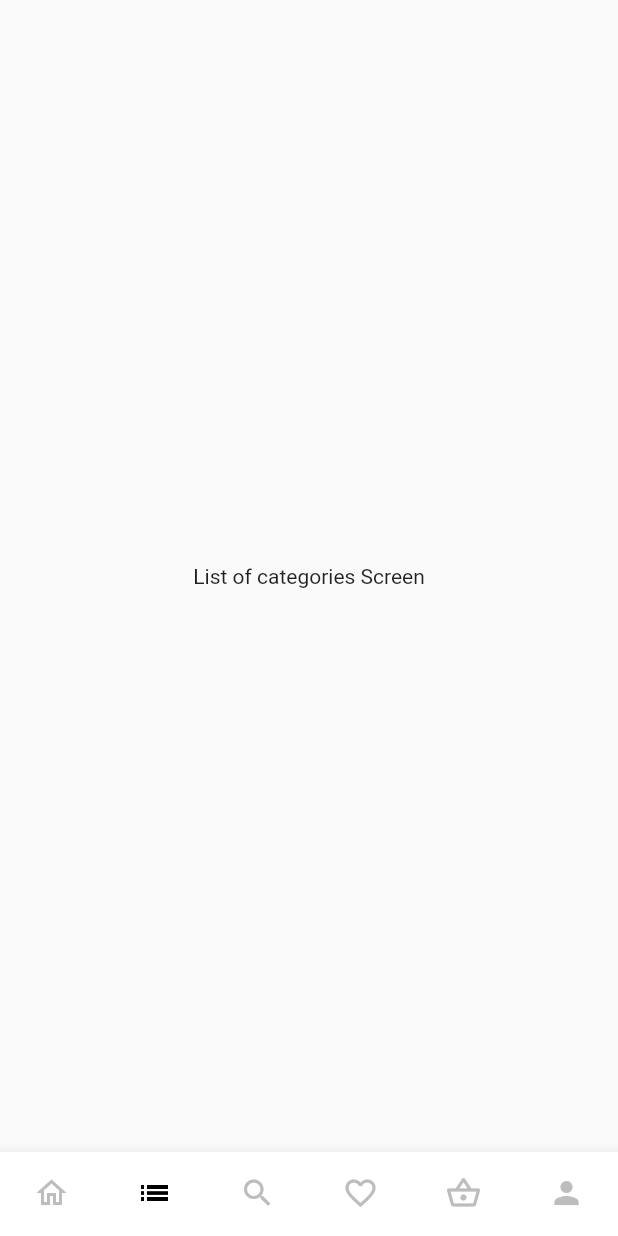
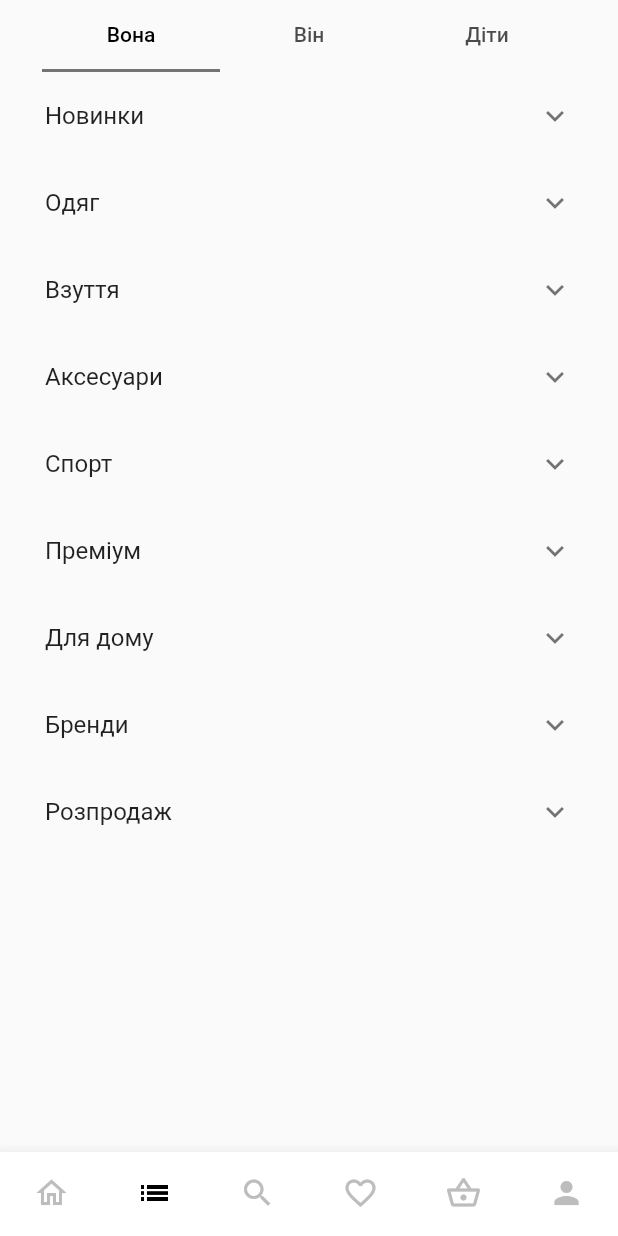
Before and after one commit to OleksandrGai/flutter_shop, a Flutter app: the screen it shows after launch, item 2 of the bottom bar chosen, on a phone screen of 412 x 824 dp. Run offline on Flutter 3.47's test engine with Material 2 defaults, Android fonts, the phone set to English and light mode, and no system bars; our stand-ins replace bloc, flutter_bloc; Roboto replaces fonts that are missing (Gill Sans).

Commit message:
simple screen layout

```diff
--- a/lib/navigation/navigation_bar.dart
+++ b/lib/navigation/navigation_bar.dart
@@ -3,7 +3,7 @@ import 'package:flutter_shop_app/screens/home_screen_directory/home_screen.dart'
 
 import '../screens/basket_screen_directory/basket_screen.dart';
 import '../screens/favorits_screen_directory/favorite_screen.dart';
-import '../screens/list_of_categories_screen_directory/list_of_categories_sreen.dart';
+import '../screens/list_of_categories_screen_directory/list_of_categories_screen.dart';
 import '../screens/person_screen_directory/person_screen.dart';
 import '../screens/search_screen_directory/search_screen.dart';
 
--- /dev/null
+++ b/lib/screens/list_of_categories_screen_directory/list_of_categories_screen.dart
@@ -0,0 +1,23 @@
+import 'package:flutter/material.dart';
+
+import '../../widgets/list_of_categories_widgets/list_of_categories_tab_bar.dart';
+
+class ListOfCategoriesScreen extends StatelessWidget {
+  const ListOfCategoriesScreen({super.key});
+
+  @override
+  Widget build(BuildContext context) {
+    return const Scaffold(
+      body: SafeArea(
+        child: Column(
+          children: [
+            Padding(
+              padding: EdgeInsets.only(left: 14, right: 14),
+              child: ListOfCategoriesTabBar(),
+            ),
+          ],
+        ),
+      ),
+    );
+  }
+}
--- a/lib/screens/list_of_categories_screen_directory/list_of_categories_sreen.dart
+++ /dev/null
@@ -1,16 +0,0 @@
-import 'package:flutter/material.dart';
-
-class ListOfCategoriesScreen extends StatelessWidget {
-  const ListOfCategoriesScreen({super.key});
-
-  @override
-  Widget build(BuildContext context) {
-    return const Scaffold(
-      body: SafeArea(
-        child: Center(
-          child: Text('List of categories Screen'),
-        ),
-      ),
-    );
-  }
-}
--- /dev/null
+++ b/lib/widgets/list_of_categories_widgets/list_of_categories.dart
@@ -0,0 +1,35 @@
+import 'package:flutter/material.dart';
+
+import '../../model/products_data.dart';
+
+class ListOfCategories extends StatelessWidget {
+  ListOfCategories({super.key});
+
+  final List<Products> _productsCategory = [
+    TestProducts('Новинки'),
+    TestProducts('Одяг'),
+    TestProducts('Взуття'),
+    TestProducts('Аксесуари'),
+    TestProducts('Спорт'),
+    TestProducts('Преміум'),
+    TestProducts('Для дому'),
+    TestProducts('Бренди'),
+    TestProducts('Розпродаж'),
+  ];
+
+  @override
+  Widget build(BuildContext context) {
+    return ListView.builder(
+        itemCount: _productsCategory.length,
+        itemBuilder: (context, index) {
+          return ExpansionTile(
+            title: Text(_productsCategory[index].typeOfProducts),
+            children: [
+              Text(
+                _productsCategory.toString(),
+              )
+            ],
+          );
+        });
+  }
+}
--- /dev/null
+++ b/lib/widgets/list_of_categories_widgets/list_of_categories_tab_bar.dart
@@ -0,0 +1,56 @@
+import 'package:flutter/material.dart';
+import 'package:flutter_bloc/flutter_bloc.dart';
+import 'package:flutter_shop_app/widgets/list_of_categories_widgets/list_of_categories.dart';
+
+import '../../state_management/bloc_tab_bar/bloc_tab_bar.dart';
+
+class ListOfCategoriesTabBar extends StatelessWidget {
+  const ListOfCategoriesTabBar({super.key});
+
+  @override
+  Widget build(BuildContext context) {
+    return BlocProvider<TabBarBloc>(
+      create: (_) => TabBarBloc(),
+      child: BlocBuilder<TabBarBloc, TabBarState>(builder: (context, state) {
+        return DefaultTabController(
+          length: 3,
+          initialIndex: state.index,
+          child: Column(
+            children: [
+              Padding(
+                padding: const EdgeInsets.only(left: 14, right: 14),
+                child: TabBar(
+                  dividerColor: Theme.of(context).unselectedWidgetColor,
+                  labelColor: Theme.of(context).primaryColor,
+                  tabs: _tabs,
+                  indicatorColor: Theme.of(context).unselectedWidgetColor,
+                  onTap: (int tabIndex) {
+                    context.read<TabBarBloc>().add(
+                          ConsumerTabBarEvent(tabIndex: tabIndex),
+                        );
+                  },
+                ),
+              ),
+              SizedBox(
+                height: 700,
+                child: TabBarView(
+                  children: [
+                    ListOfCategories(),
+                    ListOfCategories(),
+                    ListOfCategories()
+                  ],
+                ),
+              ),
+            ],
+          ),
+        );
+      }),
+    );
+  }
+}
+
+List<Widget> _tabs = const [
+  Tab(text: 'Вона'),
+  Tab(text: 'Він'),
+  Tab(text: 'Діти'),
+];
```
